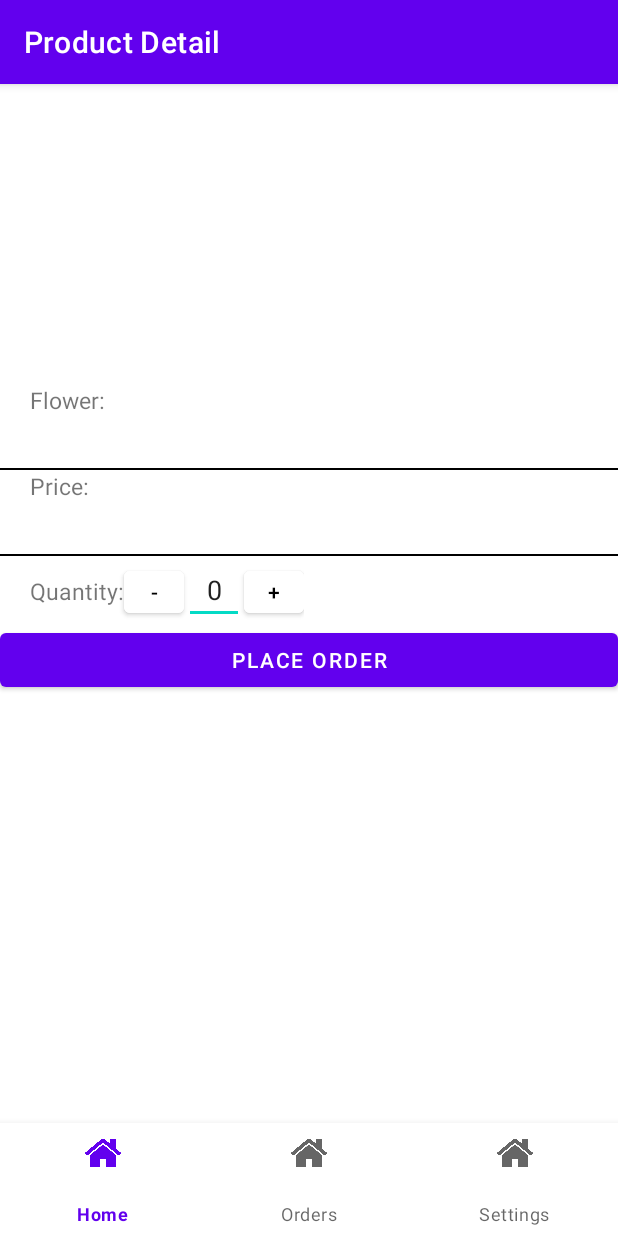
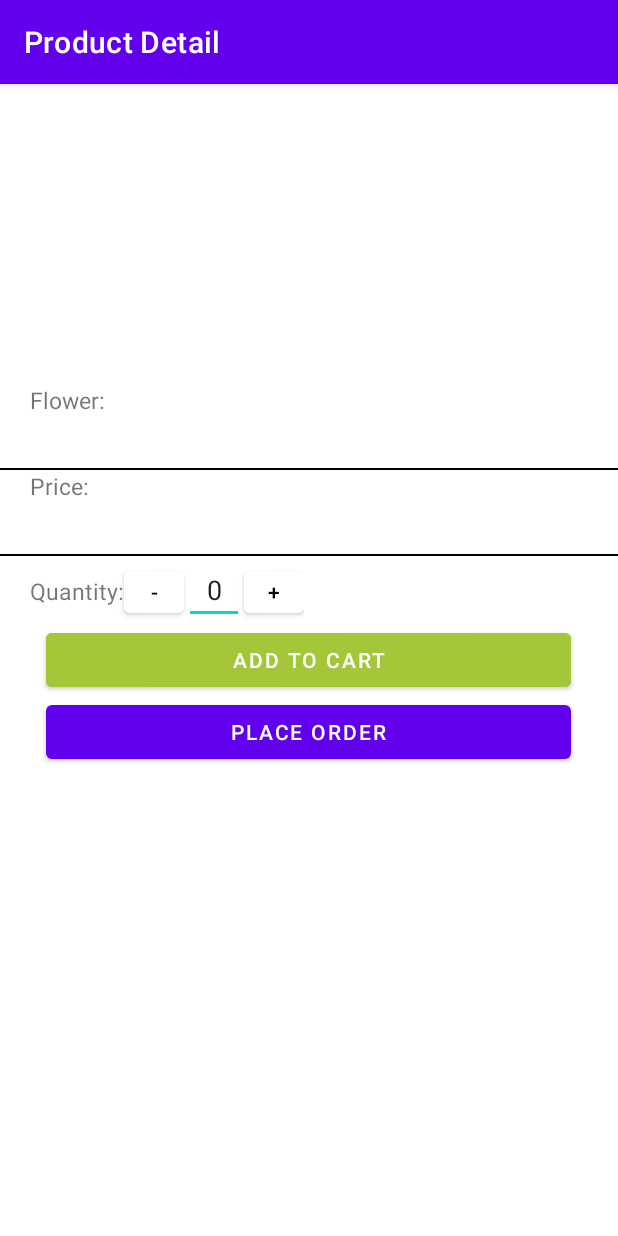
Before and after one commit to xieyz10/AndroidFinalProject, an Android app: the ProductDetailsActivity screen opened directly, with no data from a screen before it, on a phone screen of 412 x 824 dp. Run offline under Robolectric (Android 15) with nearby library versions, the phone set to English and light mode, and no system bars.

Commit message:
add icon

```diff
--- a/app/src/main/java/com/example/firebase/Entity/Order.kt
+++ b/app/src/main/java/com/example/firebase/Entity/Order.kt
@@ -1,8 +1,8 @@
 package com.example.firebase.Entity
 
 data class Order(
-    var CustomerId: Int,
-    var ProductId: Int,
+    var UserId: String,
+    var FlowerId: String,
     var Quantity:Int,
     var Cost:Double,
     var OrderDate: String,
--- a/app/src/main/java/com/example/firebase/MainActivity.kt
+++ b/app/src/main/java/com/example/firebase/MainActivity.kt
@@ -36,7 +36,6 @@ class MainActivity : AppCompatActivity() {
                 .addOnCompleteListener(this) { task ->
                     if (task.isSuccessful) {
                         val user = auth.currentUser
-                        Toast.makeText( context,"Login Success!", Toast.LENGTH_LONG).show()
                         val sharedPref: SharedPreferences = this.getSharedPreferences("MyPref", MODE_PRIVATE)
                         val editor: SharedPreferences.Editor = sharedPref.edit()
                         editor.putString("userId",user?.uid.toString())
--- a/app/src/main/java/com/example/firebase/ProductDetailsActivity.kt
+++ b/app/src/main/java/com/example/firebase/ProductDetailsActivity.kt
@@ -1,5 +1,6 @@
 package com.example.firebase
 
+import android.content.Intent
 import android.content.SharedPreferences
 import android.os.Bundle
 import android.view.View
@@ -8,24 +9,32 @@ import android.widget.ImageView
 import android.widget.TextView
 import android.widget.Toast
 import androidx.appcompat.app.AppCompatActivity
-import com.example.firebase.Entity.Flower
-import com.google.firebase.database.FirebaseDatabase
+import androidx.fragment.app.FragmentTransaction
+import com.google.android.material.bottomnavigation.BottomNavigationView
 
 class ProductDetailsActivity: AppCompatActivity() {
 
+    var flowerId:String? = ""
+    var flowerName:String? = ""
+    var flowerPrice:String?= ""
+    var imageId:String?= ""
     override fun onCreate(savedInstanceState: Bundle?) {
         super.onCreate(savedInstanceState)
+        setUpValue()
         setContentView(R.layout.activity_productdetails)
         setUpProductDetail()
     }
 
+    fun setUpValue(){
+        val sharedPref: SharedPreferences = this.getSharedPreferences("MyPref", MODE_PRIVATE)
+        flowerId = sharedPref.getString("flowerId", "")
+        flowerName = sharedPref.getString("flowerName", "")
+        flowerPrice = sharedPref.getString("flowerPrice", "")
+        imageId = sharedPref.getString("imageId", "")
+    }
+
     fun setUpProductDetail(){
-        val sharedPref: SharedPreferences = this.getSharedPreferences("MyPref", MODE_PRIVATE)
-        val flowerId = sharedPref.getString("flowerId", "")
-        val flowerName = sharedPref.getString("flowerName", "")
-        val flowerPrice = sharedPref.getString("flowerPrice", "")
-        val imageId = sharedPref.getString("imageId", "")
-        Toast.makeText( this,imageId.toString(), Toast.LENGTH_LONG).show()
+
         if(flowerName == "violets"){
             findViewById<ImageView>(R.id.imageView_flower).setImageResource(R.drawable.violets)
         }else if(flowerName == "lavender"){
@@ -60,7 +69,15 @@ class ProductDetailsActivity: AppCompatActivity() {
     }
 
 
-    fun btnPlaceOrder_pressed(){
+    fun btnAddToCart_pressed(view:View){
+        if(view.id == R.id.btn_addToCart){
 
+        }
+    }
+
+    fun btnPlaceOrder_pressed(view:View){
+        if(view.id == R.id.btn_placeOrder){
+
+        }
     }
 }
--- a/app/src/main/res/layout/activity_productdetails.xml
+++ b/app/src/main/res/layout/activity_productdetails.xml
@@ -89,24 +89,20 @@
 
     </LinearLayout>
     <Button
+        android:id="@+id/btn_addToCart"
+        android:layout_width="350dp"
+        android:layout_height="wrap_content"
+        android:layout_gravity="center"
+        android:text="Add To Cart"
+        android:onClick="btnAddToCart_pressed"
+        android:backgroundTint="@color/green"
+        />
+    <Button
         android:id="@+id/btn_placeOrder"
-        android:layout_width="match_parent"
+        android:layout_width="350dp"
         android:layout_height="wrap_content"
         android:layout_gravity="center"
         android:text="Place Order"
         android:onClick="btnPlaceOrder_pressed"
         />
-    <RelativeLayout
-        android:id="@+id/relativeLayout1"
-        android:layout_width="match_parent"
-        android:layout_height="wrap_content"
-        android:layout_gravity="bottom" >
-        <com.google.android.material.bottomnavigation.BottomNavigationView
-            android:id="@+id/bottomNavigationView"
-            android:layout_width="match_parent"
-            android:layout_height="75dp"
-            android:layout_gravity="bottom"
-            android:layout_alignParentBottom="true"
-            app:menu="@menu/bottom_nav_menu"/>
-    </RelativeLayout>
 </LinearLayout>
--- a/app/src/main/res/layout/fragment_product_list.xml
+++ b/app/src/main/res/layout/fragment_product_list.xml
@@ -1,9 +1,13 @@
 <?xml version="1.0" encoding="utf-8"?>
+
 <FrameLayout xmlns:android="http://schemas.android.com/apk/res/android"
     xmlns:tools="http://schemas.android.com/tools"
     android:layout_width="match_parent"
     android:layout_height="match_parent"
+    android:id="@+id/frameLayout_productList"
     tools:context=".Fragment.ProductListFragment">
+
+
 
     <ListView
         android:id="@+id/listView_product"
@@ -12,5 +16,4 @@
         xmlns:tools="http://schemas.android.com/tools"
         tools:listitem="@layout/productlist_item"
         />
-
 </FrameLayout>
--- a/app/src/main/res/menu/bottom_nav_menu.xml
+++ b/app/src/main/res/menu/bottom_nav_menu.xml
@@ -5,11 +5,15 @@
         android:title="Home"
         android:icon="@drawable/home"/>
     <item
+        android:id="@+id/cart"
+        android:title="Cart"
+        android:icon="@drawable/cart"/>
+    <item
         android:id="@+id/orders"
         android:title="Orders"
-        android:icon="@drawable/home"/>
+        android:icon="@drawable/order"/>
     <item
         android:id="@+id/settings"
         android:title="Settings"
-        android:icon="@drawable/home"/>
+        android:icon="@drawable/setting"/>
 </menu>
--- a/app/src/main/res/values/colors.xml
+++ b/app/src/main/res/values/colors.xml
@@ -7,4 +7,5 @@
     <color name="teal_700">#FF018786</color>
     <color name="black">#FF000000</color>
     <color name="white">#FFFFFFFF</color>
+    <color name="green">#A4C639</color>
 </resources>
```
Also changed, not shown: app/src/main/java/com/example/firebase/Fragment/CartFragment.kt (added, +60 -0 lines), app/src/main/java/com/example/firebase/Fragment/ProductListFragment.kt (+7 -3 lines), app/src/main/java/com/example/firebase/HomeActivity.kt (+7 -6 lines), app/src/main/res/layout/fragment_cart.xml (added, +14 -0 lines), app/src/main/res/drawable-v24/cart.png (added), app/src/main/res/drawable-v24/order.png (added), app/src/main/res/drawable-v24/setting.png (added). Lines whose indentation alone changed are shown as unchanged.
